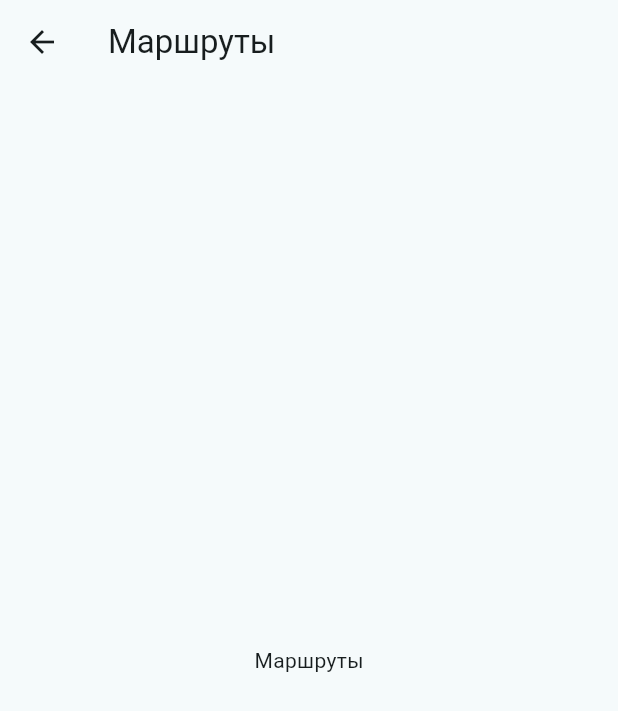
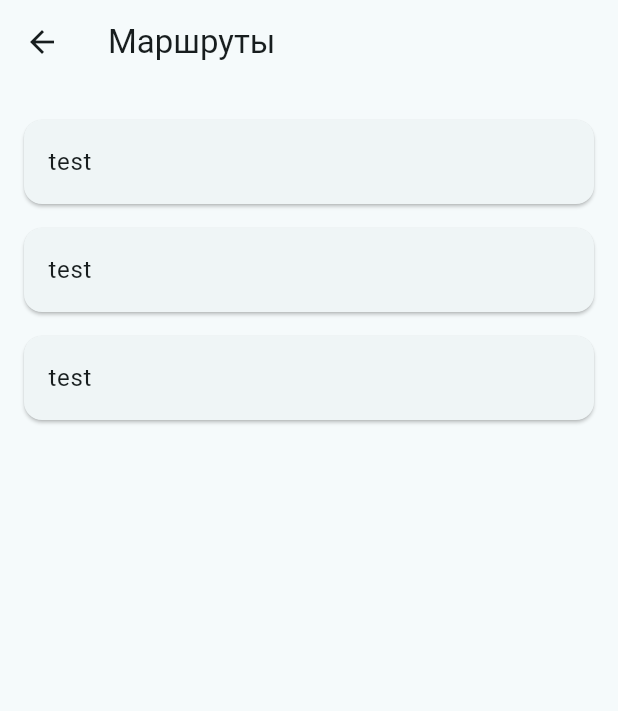
Before and after one commit to DmitrySnTDP/my_mystery_city, a Flutter app: the screen it shows after launch, after a tap on "Маршруты Екатеринбурга", on a phone screen of 412 x 824 dp. Shown: the top 711 px of the screen. Run offline on Flutter 3.47's test engine with Material 3 defaults, Android fonts, the phone set to English and light mode, and no system bars; our stand-ins replace geolocator, sqflite; missing offline and left inert: yandex_maps_mapkit; accounts and stored records are empty.

Commit message:
Добавлен контент для разделов во вкладке Категории.

```diff
--- a/lib/views/categories_page.dart
+++ b/lib/views/categories_page.dart
@@ -233,11 +233,24 @@ class CategoryDetailsPage extends StatelessWidget {
         break;
     }
 
+    //final items = _getItemsForCategory();
+
     return Scaffold(
       appBar: AppBar(title: Text(title)),
-      body: Center(
-        child: Text(title),
-      ),
+      body: ListView.builder(
+        padding: const EdgeInsets.all(16),
+        itemCount: 3,
+        itemBuilder: (context, index) {
+          return Card(
+            margin: const EdgeInsets.symmetric(vertical: 8),
+            child: ListTile(
+              //title: Text(items[index]),
+              title: Text("test"),
+              // onTap etc.
+            ),
+          );
+        },
+      )
     );
   }
 }
```
